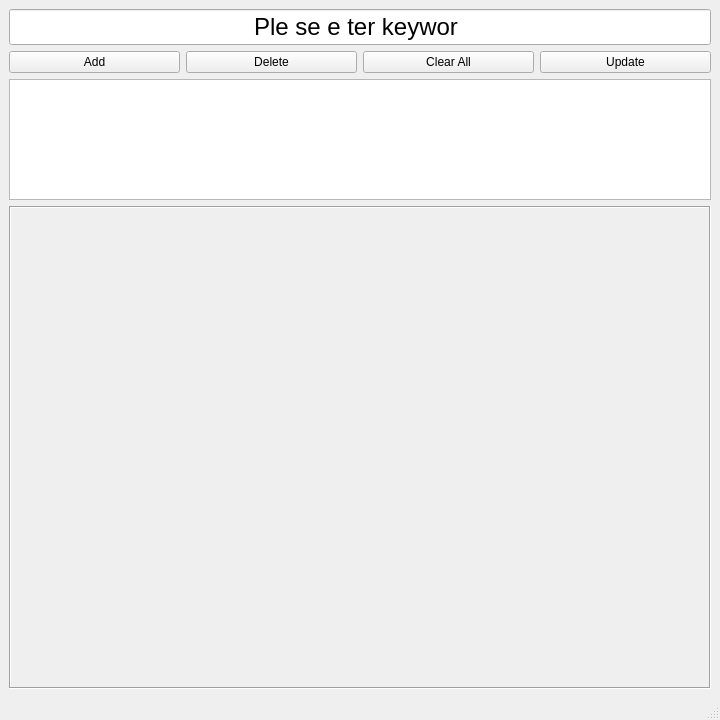
The window that joono/pyqt/design2.ui (jiminAn/ML_Project) describes before a commit, drawn with Qt 5.
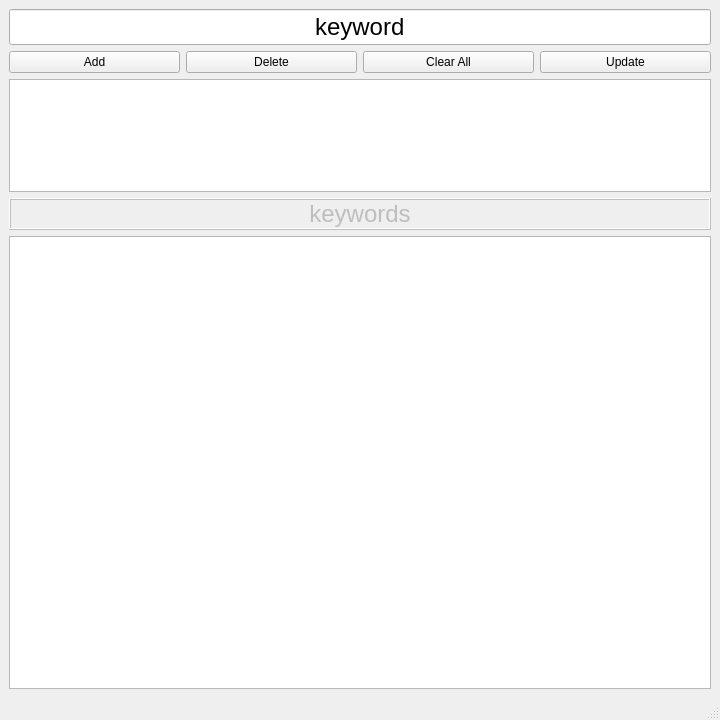
The same window after the commit.

Patch:
```diff
--- a/joono/pyqt/design2.ui
+++ b/joono/pyqt/design2.ui
@@ -16,7 +16,7 @@
   <widget class="QWidget" name="centralwidget">
    <layout class="QHBoxLayout" name="horizontalLayout">
     <item>
-     <layout class="QVBoxLayout" name="verticalLayout" stretch="0,0,1,4">
+     <layout class="QVBoxLayout" name="verticalLayout" stretch="0,0,1,0,4">
       <property name="spacing">
        <number>-1</number>
       </property>
@@ -31,7 +31,10 @@
          <number>-3</number>
         </property>
         <property name="inputMask">
-         <string>Please enter keyword</string>
+         <string/>
+        </property>
+        <property name="text">
+         <string>keyword</string>
         </property>
         <property name="maxLength">
          <number>20</number>
@@ -80,32 +83,70 @@
        </layout>
       </item>
       <item>
-       <widget class="QListView" name="listView"/>
+       <widget class="QListWidget" name="keyword_list"/>
       </item>
       <item>
-       <widget class="QScrollArea" name="realtime_tweet_predictions">
+       <widget class="QLabel" name="keyword_label">
+        <property name="enabled">
+         <bool>false</bool>
+        </property>
+        <property name="font">
+         <font>
+          <pointsize>18</pointsize>
+         </font>
+        </property>
+        <property name="autoFillBackground">
+         <bool>true</bool>
+        </property>
         <property name="frameShape">
          <enum>QFrame::Box</enum>
         </property>
         <property name="frameShadow">
-         <enum>QFrame::Sunken</enum>
+         <enum>QFrame::Raised</enum>
         </property>
-        <property name="widgetResizable">
-         <bool>true</bool>
+        <property name="text">
+         <string>keywords</string>
         </property>
         <property name="alignment">
          <set>Qt::AlignCenter</set>
         </property>
-        <widget class="QWidget" name="scrollAreaWidgetContents_2">
-         <property name="geometry">
-          <rect>
-           <x>0</x>
-           <y>0</y>
-           <width>690</width>
-           <height>441</height>
-          </rect>
-         </property>
-        </widget>
+       </widget>
+      </item>
+      <item>
+       <widget class="QListWidget" name="tweet_widget_list">
+        <property name="acceptDrops">
+         <bool>true</bool>
+        </property>
+        <property name="autoScroll">
+         <bool>true</bool>
+        </property>
+        <property name="dragEnabled">
+         <bool>true</bool>
+        </property>
+        <property name="dragDropOverwriteMode">
+         <bool>true</bool>
+        </property>
+        <property name="dragDropMode">
+         <enum>QAbstractItemView::InternalMove</enum>
+        </property>
+        <property name="verticalScrollMode">
+         <enum>QAbstractItemView::ScrollPerPixel</enum>
+        </property>
+        <property name="movement">
+         <enum>QListView::Snap</enum>
+        </property>
+        <property name="isWrapping" stdset="0">
+         <bool>true</bool>
+        </property>
+        <property name="resizeMode">
+         <enum>QListView::Adjust</enum>
+        </property>
+        <property name="itemAlignment">
+         <set>Qt::AlignHCenter</set>
+        </property>
+        <property name="sortingEnabled">
+         <bool>true</bool>
+        </property>
        </widget>
       </item>
      </layout>
```
Left out of the diff: 2 changed lines with no effect on the pictures.
